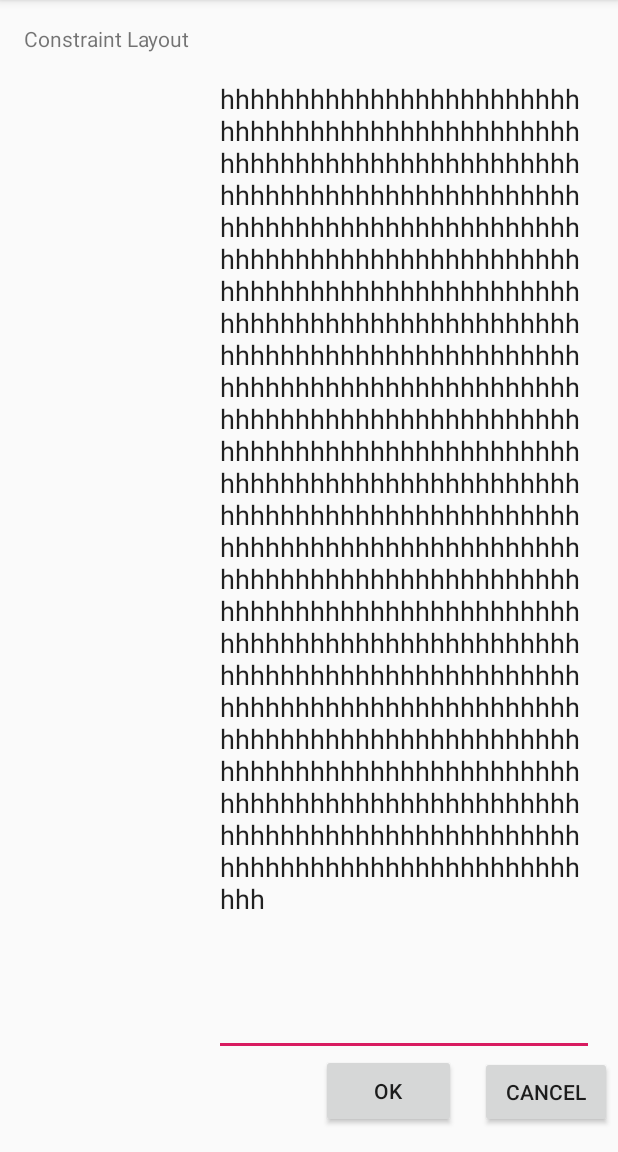
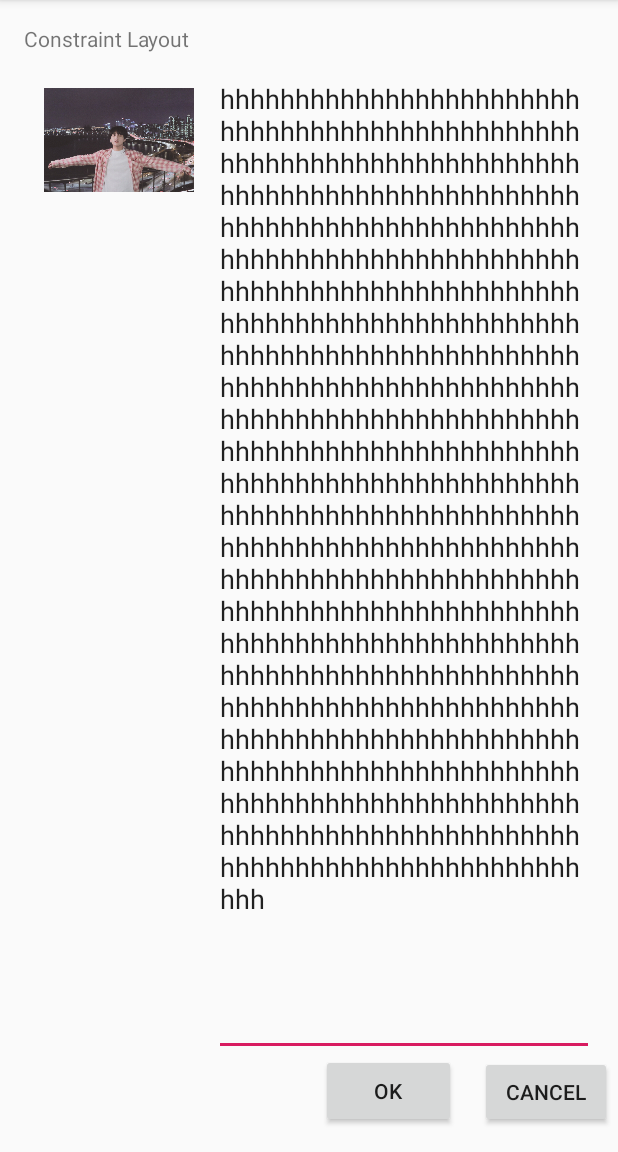
Before and after one commit to SukandaChanawt1999/Playing, an Android app: the screen it shows after launch (MainActivity), on a phone screen of 412 x 824 dp, the part 84-1236 px from its top. Run offline under Robolectric (Android 15) with nearby library versions, the phone set to English and light mode, and no system bars.

```diff
--- a/app/src/main/res/layout/note_layout.xml
+++ b/app/src/main/res/layout/note_layout.xml
@@ -57,4 +57,16 @@
         android:text="OK"
         app:layout_constraintBottom_toBottomOf="parent"
         app:layout_constraintEnd_toStartOf="@+id/button2" />
+
+    <ImageView
+        android:id="@+id/imageView"
+        android:layout_width="100dp"
+        android:layout_height="100dp"
+        android:layout_marginStart="16dp"
+        android:layout_marginLeft="16dp"
+        android:layout_marginTop="8dp"
+        app:layout_constraintEnd_toStartOf="@+id/editText"
+        app:layout_constraintStart_toStartOf="parent"
+        app:layout_constraintTop_toBottomOf="@+id/textView"
+        app:srcCompat="@drawable/jk" />
 </androidx.constraintlayout.widget.ConstraintLayout>
```
